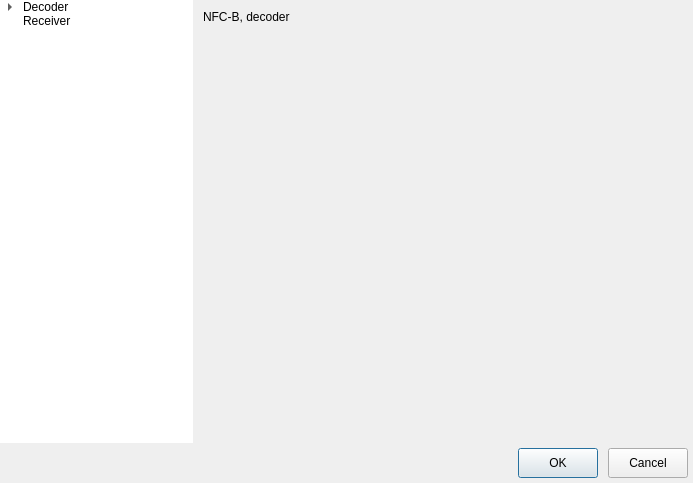
Before: the Qt Designer form src/nfc-app/app-qt/src/main/cpp/dialogs/ConfigDialog.ui in josevcm/nfc-laboratory, drawn with Qt 5.
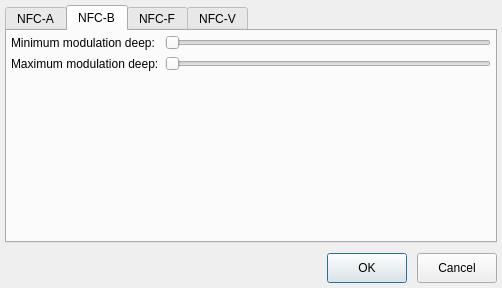
After: the same form once the commit is applied. The open tabs and pages were chosen to show the change.

Commit message: stacked config dialog

```diff
--- a/src/nfc-app/app-qt/src/main/cpp/dialogs/ConfigDialog.ui
+++ b/src/nfc-app/app-qt/src/main/cpp/dialogs/ConfigDialog.ui
@@ -6,8 +6,8 @@
    <rect>
     <x>0</x>
     <y>0</y>
-    <width>693</width>
-    <height>483</height>
+    <width>502</width>
+    <height>288</height>
    </rect>
   </property>
   <layout class="QVBoxLayout" name="verticalLayout">
@@ -27,196 +27,146 @@
     <number>0</number>
    </property>
    <item>
-    <widget class="QSplitter" name="configSplit">
-     <property name="sizePolicy">
-      <sizepolicy hsizetype="Expanding" vsizetype="Expanding">
-       <horstretch>0</horstretch>
-       <verstretch>0</verstretch>
-      </sizepolicy>
+    <layout class="QHBoxLayout" name="horizontalLayout1">
+     <property name="spacing">
+      <number>10</number>
      </property>
-     <property name="focusPolicy">
-      <enum>Qt::WheelFocus</enum>
+     <property name="leftMargin">
+      <number>5</number>
      </property>
-     <property name="lineWidth">
-      <number>0</number>
+     <property name="topMargin">
+      <number>5</number>
      </property>
-     <property name="orientation">
-      <enum>Qt::Horizontal</enum>
+     <property name="rightMargin">
+      <number>5</number>
      </property>
-     <property name="handleWidth">
-      <number>0</number>
+     <property name="bottomMargin">
+      <number>5</number>
      </property>
-     <property name="childrenCollapsible">
-      <bool>false</bool>
-     </property>
-     <widget class="QTreeWidget" name="treeView">
-      <property name="sizePolicy">
-       <sizepolicy hsizetype="Preferred" vsizetype="Expanding">
-        <horstretch>0</horstretch>
-        <verstretch>0</verstretch>
-       </sizepolicy>
-      </property>
-      <property name="minimumSize">
-       <size>
-        <width>100</width>
-        <height>0</height>
-       </size>
-      </property>
-      <property name="focusPolicy">
-       <enum>Qt::NoFocus</enum>
-      </property>
-      <property name="frameShape">
-       <enum>QFrame::NoFrame</enum>
-      </property>
-      <property name="frameShadow">
-       <enum>QFrame::Plain</enum>
-      </property>
-      <property name="lineWidth">
-       <number>0</number>
-      </property>
-      <property name="rootIsDecorated">
-       <bool>true</bool>
-      </property>
-      <property name="uniformRowHeights">
-       <bool>true</bool>
-      </property>
-      <attribute name="headerVisible">
-       <bool>false</bool>
-      </attribute>
-      <column>
-       <property name="text">
-        <string>Config</string>
+     <item>
+      <widget class="QTabWidget" name="tabWidget">
+       <property name="sizePolicy">
+        <sizepolicy hsizetype="Expanding" vsizetype="Expanding">
+         <horstretch>0</horstretch>
+         <verstretch>0</verstretch>
+        </sizepolicy>
        </property>
-      </column>
-      <item>
-       <property name="text">
-        <string>Decoder</string>
+       <property name="tabPosition">
+        <enum>QTabWidget::North</enum>
        </property>
-       <item>
-        <property name="text">
+       <property name="tabShape">
+        <enum>QTabWidget::Rounded</enum>
+       </property>
+       <property name="currentIndex">
+        <number>1</number>
+       </property>
+       <property name="tabBarAutoHide">
+        <bool>false</bool>
+       </property>
+       <widget class="QWidget" name="tab1">
+        <attribute name="title">
          <string>NFC-A</string>
-        </property>
-       </item>
-       <item>
-        <property name="text">
+        </attribute>
+        <layout class="QVBoxLayout" name="verticalLayout1">
+         <item>
+          <layout class="QFormLayout" name="formLayout1">
+           <property name="horizontalSpacing">
+            <number>0</number>
+           </property>
+           <property name="verticalSpacing">
+            <number>0</number>
+           </property>
+           <item row="0" column="0">
+            <widget class="QLabel" name="label">
+             <property name="text">
+              <string>NFC-A decoder options</string>
+             </property>
+            </widget>
+           </item>
+          </layout>
+         </item>
+        </layout>
+       </widget>
+       <widget class="QWidget" name="tab2">
+        <attribute name="title">
          <string>NFC-B</string>
-        </property>
-       </item>
-       <item>
-        <property name="text">
+        </attribute>
+        <layout class="QVBoxLayout" name="verticalLayout2">
+         <property name="leftMargin">
+          <number>4</number>
+         </property>
+         <property name="topMargin">
+          <number>4</number>
+         </property>
+         <property name="rightMargin">
+          <number>4</number>
+         </property>
+         <property name="bottomMargin">
+          <number>4</number>
+         </property>
+         <item>
+          <layout class="QFormLayout" name="formLayout2">
+           <item row="0" column="0">
+            <widget class="QLabel" name="label_2">
+             <property name="font">
+              <font>
+               <pointsize>9</pointsize>
+              </font>
+             </property>
+             <property name="text">
+              <string>Minimum modulation deep: </string>
+             </property>
+            </widget>
+           </item>
+           <item row="0" column="1">
+            <widget class="QSlider" name="horizontalSlider">
+             <property name="orientation">
+              <enum>Qt::Horizontal</enum>
+             </property>
+            </widget>
+           </item>
+           <item row="1" column="0">
+            <widget class="QLabel" name="label_3">
+             <property name="font">
+              <font>
+               <pointsize>9</pointsize>
+              </font>
+             </property>
+             <property name="text">
+              <string>Maximum modulation deep:</string>
+             </property>
+            </widget>
+           </item>
+           <item row="1" column="1">
+            <widget class="QSlider" name="horizontalSlider_2">
+             <property name="orientation">
+              <enum>Qt::Horizontal</enum>
+             </property>
+            </widget>
+           </item>
+          </layout>
+         </item>
+        </layout>
+       </widget>
+       <widget class="QWidget" name="tab3">
+        <attribute name="title">
          <string>NFC-F</string>
-        </property>
-       </item>
-       <item>
-        <property name="text">
+        </attribute>
+        <layout class="QVBoxLayout" name="verticalLayout3"/>
+       </widget>
+       <widget class="QWidget" name="tab4">
+        <attribute name="title">
          <string>NFC-V</string>
-        </property>
-       </item>
-      </item>
-      <item>
-       <property name="text">
-        <string>Receiver</string>
-       </property>
-      </item>
-     </widget>
-     <widget class="QStackedWidget" name="stackedWidget">
-      <property name="sizePolicy">
-       <sizepolicy hsizetype="Expanding" vsizetype="Expanding">
-        <horstretch>0</horstretch>
-        <verstretch>0</verstretch>
-       </sizepolicy>
-      </property>
-      <property name="minimumSize">
-       <size>
-        <width>500</width>
-        <height>0</height>
-       </size>
-      </property>
-      <property name="lineWidth">
-       <number>0</number>
-      </property>
-      <property name="midLineWidth">
-       <number>0</number>
-      </property>
-      <property name="currentIndex">
-       <number>0</number>
-      </property>
-      <widget class="QWidget" name="page1">
-       <layout class="QVBoxLayout" name="verticalLayout">
-        <property name="spacing">
-         <number>0</number>
-        </property>
-        <property name="leftMargin">
-         <number>0</number>
-        </property>
-        <property name="topMargin">
-         <number>0</number>
-        </property>
-        <property name="rightMargin">
-         <number>0</number>
-        </property>
-        <property name="bottomMargin">
-         <number>0</number>
-        </property>
-        <item>
-         <layout class="QFormLayout" name="formLayout">
-          <property name="leftMargin">
-           <number>10</number>
-          </property>
-          <property name="topMargin">
-           <number>10</number>
-          </property>
-          <item row="0" column="0">
-           <widget class="QLabel" name="label">
-            <property name="text">
-             <string>NFC-A, decoder</string>
-            </property>
-           </widget>
-          </item>
-         </layout>
-        </item>
-       </layout>
+        </attribute>
+        <layout class="QVBoxLayout" name="verticalLayout4">
+         <item>
+          <layout class="QFormLayout" name="formLayout4"/>
+         </item>
+        </layout>
+       </widget>
       </widget>
-      <widget class="QWidget" name="page2">
-       <layout class="QVBoxLayout" name="verticalLayout">
-        <property name="spacing">
-         <number>0</number>
-        </property>
-        <property name="leftMargin">
-         <number>0</number>
-        </property>
-        <property name="topMargin">
-         <number>0</number>
-        </property>
-        <property name="rightMargin">
-         <number>0</number>
-        </property>
-        <property name="bottomMargin">
-         <number>0</number>
-        </property>
-        <item>
-         <layout class="QFormLayout" name="formLayout_2">
-          <property name="leftMargin">
-           <number>10</number>
-          </property>
-          <property name="topMargin">
-           <number>10</number>
-          </property>
-          <item row="0" column="0">
-           <widget class="QLabel" name="label_2">
-            <property name="text">
-             <string>NFC-B, decoder</string>
-            </property>
-           </widget>
-          </item>
-         </layout>
-        </item>
-       </layout>
-      </widget>
-      <widget class="QWidget" name="page3"/>
-      <widget class="QWidget" name="page4"/>
-     </widget>
-    </widget>
+     </item>
+    </layout>
    </item>
    <item>
     <layout class="QHBoxLayout" name="horizontalLayout">
```
Left out of the diff: 8 changed lines with no effect on the pictures. The commit also changes 1 other file.
